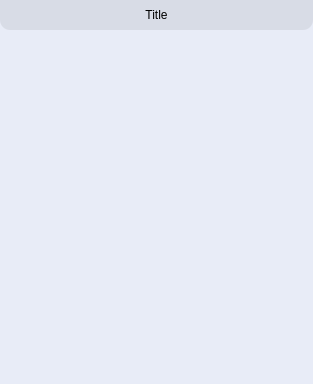
The window that App/Desktop/Win/Code/Node.ui (ElDicee/Vega) describes before a commit, drawn with Qt 5.
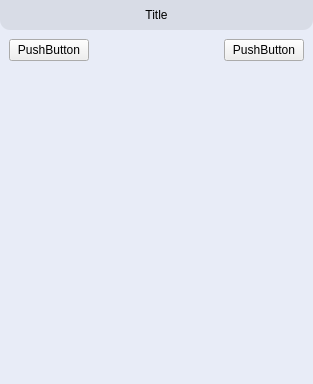
The same window after the commit.

```diff
--- a/App/Desktop/Win/Code/Node.ui
+++ b/App/Desktop/Win/Code/Node.ui
@@ -111,6 +111,44 @@
      </layout>
     </widget>
    </item>
+   <item>
+    <widget class="QWidget" name="exec_spacepin" native="true">
+     <property name="sizePolicy">
+      <sizepolicy hsizetype="Expanding" vsizetype="Minimum">
+       <horstretch>0</horstretch>
+       <verstretch>0</verstretch>
+      </sizepolicy>
+     </property>
+     <property name="minimumSize">
+      <size>
+       <width>0</width>
+       <height>40</height>
+      </size>
+     </property>
+     <property name="maximumSize">
+      <size>
+       <width>16777215</width>
+       <height>40</height>
+      </size>
+     </property>
+     <layout class="QHBoxLayout" name="horizontalLayout_4">
+      <item alignment="Qt::AlignLeft">
+       <widget class="QPushButton" name="pushButton">
+        <property name="text">
+         <string>PushButton</string>
+        </property>
+       </widget>
+      </item>
+      <item alignment="Qt::AlignRight">
+       <widget class="QPushButton" name="pushButton_2">
+        <property name="text">
+         <string>PushButton</string>
+        </property>
+       </widget>
+      </item>
+     </layout>
+    </widget>
+   </item>
    <item>
     <widget class="QWidget" name="customzone" native="true">
      <property name="sizePolicy">
```
